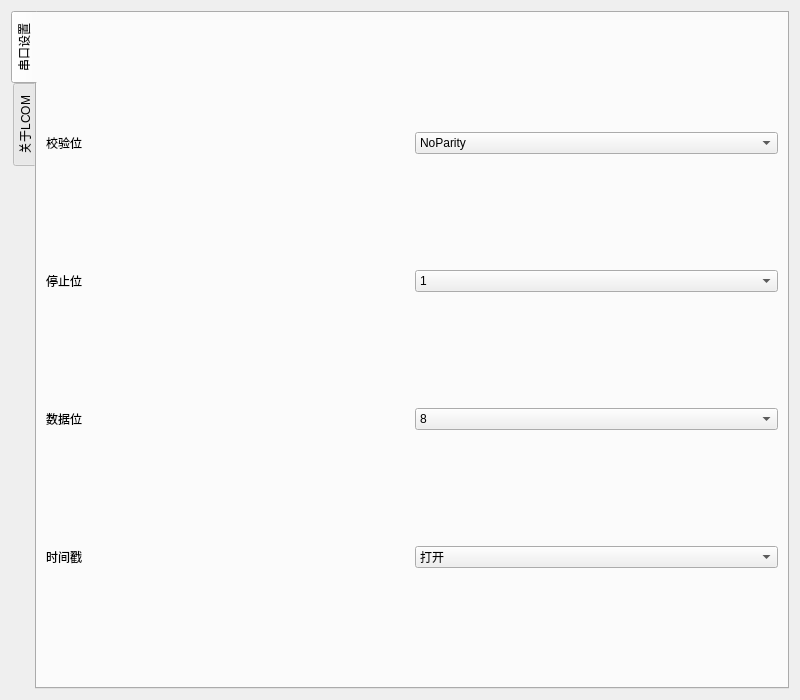
Old version of the form LCOM/conifg.ui in the repository tian340825/LCOM.
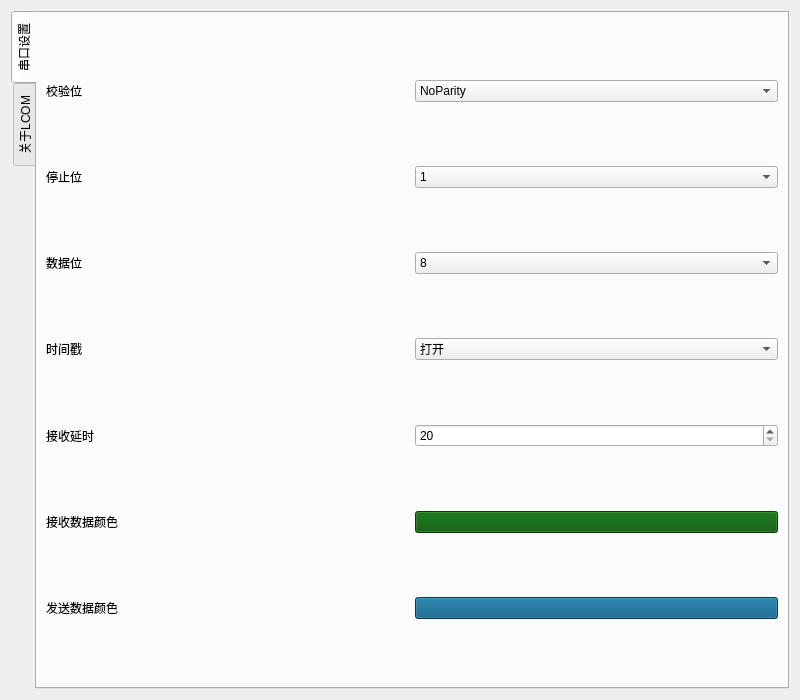
New version of the form. The open tabs and pages were chosen to show the change.

Commit message: [1.01]功能优化 	1.增加接收发送颜色配置。 	2.增加串口检测，热插拔。 	3.增加串口接受延时设置。 	4.调整串口发送模式设置方式。

```diff
--- a/LCOM/conifg.ui
+++ b/LCOM/conifg.ui
@@ -153,6 +153,60 @@
          </item>
         </widget>
        </item>
+       <item row="4" column="0">
+        <widget class="QLabel" name="timerLabel">
+         <property name="text">
+          <string>接收延时</string>
+         </property>
+        </widget>
+       </item>
+       <item row="4" column="1">
+        <widget class="QSpinBox" name="timerSpinBox">
+         <property name="minimum">
+          <number>20</number>
+         </property>
+         <property name="maximum">
+          <number>2000</number>
+         </property>
+         <property name="singleStep">
+          <number>10</number>
+         </property>
+        </widget>
+       </item>
+       <item row="5" column="0">
+        <widget class="QLabel" name="timerLabel_2">
+         <property name="text">
+          <string>接收数据颜色</string>
+         </property>
+        </widget>
+       </item>
+       <item row="5" column="1">
+        <widget class="QPushButton" name="recvColorPushButton">
+         <property name="styleSheet">
+          <string notr="true">background-color: rgb(0, 85, 0);</string>
+         </property>
+         <property name="text">
+          <string/>
+         </property>
+        </widget>
+       </item>
+       <item row="6" column="0">
+        <widget class="QLabel" name="timerLabel_3">
+         <property name="text">
+          <string>发送数据颜色</string>
+         </property>
+        </widget>
+       </item>
+       <item row="6" column="1">
+        <widget class="QPushButton" name="sendColorPushButton">
+         <property name="styleSheet">
+          <string notr="true">background-color: rgb(0, 85, 127);</string>
+         </property>
+         <property name="text">
+          <string/>
+         </property>
+        </widget>
+       </item>
       </layout>
      </widget>
      <widget class="QWidget" name="tab_2">
```
Left out of the diff: 30 changed lines with no effect on the pictures. The commit also changes 5 other files.
